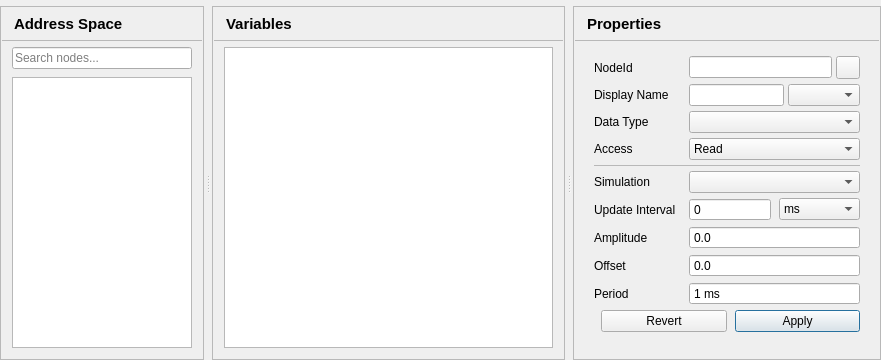
Above: src/ui/pages/objectspage.ui from sanny32/OpenUaSim before the change. Below: the same form after it.
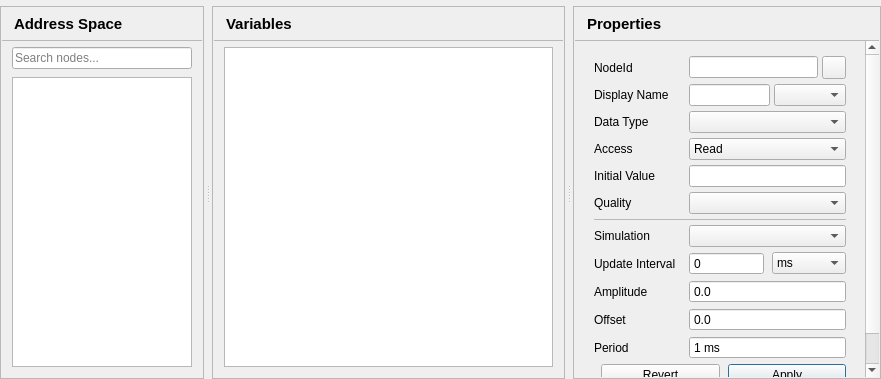
That is the form after the change.

Commit message:
Edit server settings, rename nodes, set initial values and quality
Server -> Server Settings edits the application name, URI and session
limit, which a running server applies on restart. Rename Node (F2) gives
any folder, object or variable a new browse name and keeps its node id.
The variable properties take a typed initial value, which also becomes
the current value, and a quality that the server reports with every
value. The default window grows by 40 px to fit the two new rows.

The edit to the form file:
```diff
--- a/src/ui/pages/objectspage.ui
+++ b/src/ui/pages/objectspage.ui
@@ -522,7 +522,27 @@
                 </item>
                </widget>
               </item>
-              <item row="4" column="0" rowspan="1" colspan="2">
+              <item row="4" column="0">
+               <widget class="QLabel" name="initialValueLabel">
+                <property name="text">
+                 <string>Initial Value</string>
+                </property>
+               </widget>
+              </item>
+              <item row="4" column="1">
+               <widget class="QLineEdit" name="initialValueEdit"/>
+              </item>
+              <item row="5" column="0">
+               <widget class="QLabel" name="qualityLabel">
+                <property name="text">
+                 <string>Quality</string>
+                </property>
+               </widget>
+              </item>
+              <item row="5" column="1">
+               <widget class="QComboBox" name="qualityCombo"/>
+              </item>
+              <item row="6" column="0" rowspan="1" colspan="2">
                <widget class="QFrame" name="propertiesSeparator">
                 <property name="frameShape">
                  <enum>QFrame::StyledPanel</enum>
@@ -544,25 +564,25 @@
                 </property>
                </widget>
               </item>
-              <item row="5" column="0">
+              <item row="7" column="0">
                <widget class="QLabel" name="simulationLabel">
                 <property name="text">
                  <string>Simulation</string>
                 </property>
                </widget>
               </item>
-              <item row="5" column="1">
+              <item row="7" column="1">
                <widget class="QComboBox" name="simulationCombo">
                </widget>
               </item>
-              <item row="6" column="0">
+              <item row="8" column="0">
                <widget class="QLabel" name="updateIntervalLabel">
                 <property name="text">
                  <string>Update Interval</string>
                 </property>
                </widget>
               </item>
-              <item row="6" column="1">
+              <item row="8" column="1">
                <layout class="QHBoxLayout" name="intervalLayout">
                 <property name="spacing">
                  <number>8</number>
@@ -593,14 +613,14 @@
                 </item>
                </layout>
               </item>
-              <item row="7" column="0">
+              <item row="9" column="0">
                <widget class="QLabel" name="amplitudeLabel">
                 <property name="text">
                  <string>Amplitude</string>
                 </property>
                </widget>
               </item>
-              <item row="7" column="1">
+              <item row="9" column="1">
                <widget class="QDoubleSpinBox" name="amplitudeSpin">
                 <property name="buttonSymbols">
                  <enum>QAbstractSpinBox::NoButtons</enum>
@@ -616,14 +636,14 @@
                 </property>
                </widget>
               </item>
-              <item row="8" column="0">
+              <item row="10" column="0">
                <widget class="QLabel" name="offsetLabel">
                 <property name="text">
                  <string>Offset</string>
                 </property>
                </widget>
               </item>
-              <item row="8" column="1">
+              <item row="10" column="1">
                <widget class="QDoubleSpinBox" name="offsetSpin">
                 <property name="buttonSymbols">
                  <enum>QAbstractSpinBox::NoButtons</enum>
@@ -639,14 +659,14 @@
                 </property>
                </widget>
               </item>
-              <item row="9" column="0">
+              <item row="11" column="0">
                <widget class="QLabel" name="periodLabel">
                 <property name="text">
                  <string>Period</string>
                 </property>
                </widget>
               </item>
-              <item row="9" column="1">
+              <item row="11" column="1">
                <widget class="QSpinBox" name="periodSpin">
                 <property name="buttonSymbols">
                  <enum>QAbstractSpinBox::NoButtons</enum>
@@ -662,7 +682,7 @@
                 </property>
                </widget>
               </item>
-              <item row="10" column="0" colspan="2">
+              <item row="12" column="0" colspan="2">
                <layout class="QHBoxLayout" name="propertiesButtonsLayout">
                 <property name="spacing">
                  <number>8</number>
```
The commit also changes 34 other files.
